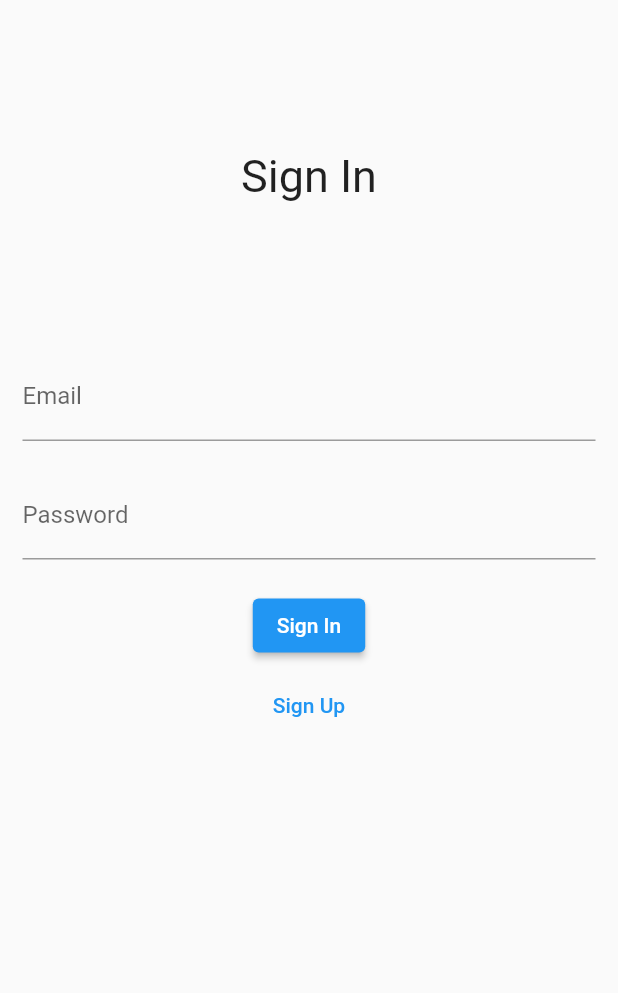
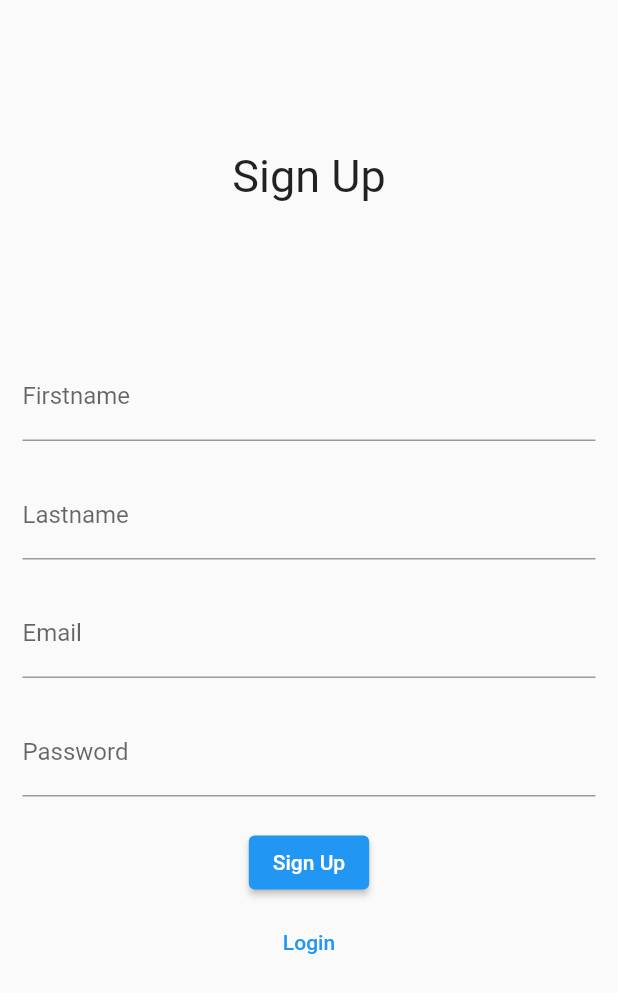
Before and after one commit to HemlockBane/arm-test, a Flutter app: the screen it shows after launch, after a tap on "Sign Up", on a phone screen of 412 x 824 dp. Shown: the top 993 px of the screen. Run offline on Flutter 3.47's test engine with Material 2 defaults, Android fonts, the phone set to English and light mode, and no system bars.

Commit message:
Finish signup screen UI

```diff
--- a/lib/src/app.dart
+++ b/lib/src/app.dart
@@ -1,5 +1,6 @@
 import 'package:arm_test/src/screens/home.dart';
-import 'package:arm_test/src/screens/sign_in.dart';
+import 'package:arm_test/src/screens/login.dart';
+import 'package:arm_test/src/screens/sign_up.dart';
 import 'package:flutter/material.dart';
 
 class MyApp extends StatelessWidget {
@@ -10,7 +11,11 @@ class MyApp extends StatelessWidget {
       theme: ThemeData(
         primarySwatch: Colors.blue,
       ),
-      home: SignInScreen(),
+      home: LoginScreen(),
+      routes: {
+        SignUpScreen.routeName: (BuildContext context) => SignUpScreen(),
+        LoginScreen.routeName: (BuildContext context) => LoginScreen(),
+      },
     );
   }
 }
--- /dev/null
+++ b/lib/src/screens/login.dart
@@ -0,0 +1,61 @@
+import 'package:arm_test/src/screens/sign_up.dart';
+import 'package:flutter/material.dart';
+
+class LoginScreen extends StatefulWidget {
+  static final String routeName = 'sign_in';
+  const LoginScreen({Key? key}) : super(key: key);
+
+  @override
+  _LoginScreenState createState() => _LoginScreenState();
+}
+
+class _LoginScreenState extends State<LoginScreen> {
+  @override
+  Widget build(BuildContext context) {
+    return Scaffold(
+      body: SafeArea(
+        child: SingleChildScrollView(
+          child: Container(
+            margin: EdgeInsets.symmetric(horizontal: 15),
+            child: Column(
+              children: [
+                vertSpace(height: 100),
+                Text(
+                  'Login',
+                  style: TextStyle(fontSize: 30),
+                ),
+                vertSpace(height: 100),
+                TextFormField(
+                  decoration: InputDecoration(labelText: 'Email'),
+                ),
+                vertSpace(height: 20),
+                TextFormField(
+                  decoration: InputDecoration(labelText: 'Password'),
+                ),
+                vertSpace(height: 20),
+                ElevatedButton(
+                  onPressed: () {},
+                  child: Text('Login'),
+                ),
+                vertSpace(height: 5),
+                TextButton(
+                  child: Text("Sign Up"),
+                  onPressed: () {
+                    Navigator.of(context)
+                        .popAndPushNamed(SignUpScreen.routeName);
+                  },
+                )
+              ],
+            ),
+          ),
+        ),
+      ),
+    );
+  }
+
+  Widget vertSpace({double height = 10}) {
+    return SizedBox(
+      height: height,
+    );
+  }
+}
--- a/lib/src/screens/sign_in.dart
+++ b/lib/src/screens/sign_up.dart
@@ -1,13 +1,15 @@
+import 'package:arm_test/src/screens/login.dart';
 import 'package:flutter/material.dart';
 
-class SignInScreen extends StatefulWidget {
-  const SignInScreen({Key? key}) : super(key: key);
+class SignUpScreen extends StatefulWidget {
+  static final String routeName = 'sign_up';
+  const SignUpScreen({Key? key}) : super(key: key);
 
   @override
-  _SignInScreenState createState() => _SignInScreenState();
+  _SignUpScreenState createState() => _SignUpScreenState();
 }
 
-class _SignInScreenState extends State<SignInScreen> {
+class _SignUpScreenState extends State<SignUpScreen> {
   @override
   Widget build(BuildContext context) {
     return Scaffold(
@@ -18,8 +20,19 @@ class _SignInScreenState extends State<SignInScreen> {
             child: Column(
               children: [
                 vertSpace(height: 100),
-                Text('Sign In', style: TextStyle(fontSize: 30),),
+                Text(
+                  'Sign Up',
+                  style: TextStyle(fontSize: 30),
+                ),
                 vertSpace(height: 100),
+                TextFormField(
+                  decoration: InputDecoration(labelText: 'Firstname'),
+                ),
+                vertSpace(height: 20),
+                TextFormField(
+                  decoration: InputDecoration(labelText: 'Lastname'),
+                ),
+                vertSpace(height: 20),
                 TextFormField(
                   decoration: InputDecoration(labelText: 'Email'),
                 ),
@@ -30,12 +43,14 @@ class _SignInScreenState extends State<SignInScreen> {
                 vertSpace(height: 20),
                 ElevatedButton(
                   onPressed: () {},
-                  child: Text('Sign In'),
+                  child: Text('Sign Up'),
                 ),
                 vertSpace(height: 5),
                 TextButton(
-                  child: Text("Sign Up"),
-                  onPressed: () {},
+                  child: Text("Login"),
+                  onPressed: () {
+                    Navigator.of(context).popAndPushNamed(LoginScreen.routeName);
+                  },
                 )
               ],
             ),
```
